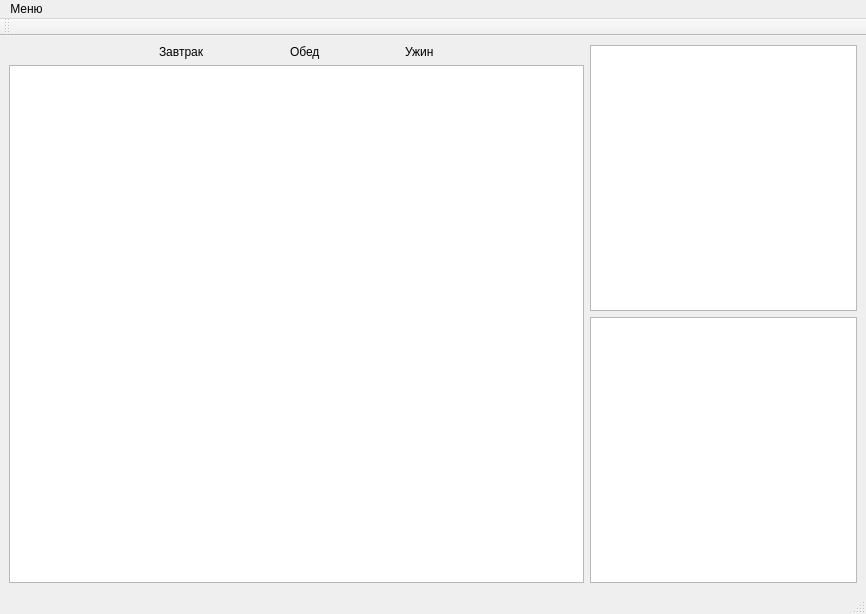
Before: the Qt Designer form planwindow.ui in SammyVimes/IDP-Strikes-back, drawn with Qt 5.
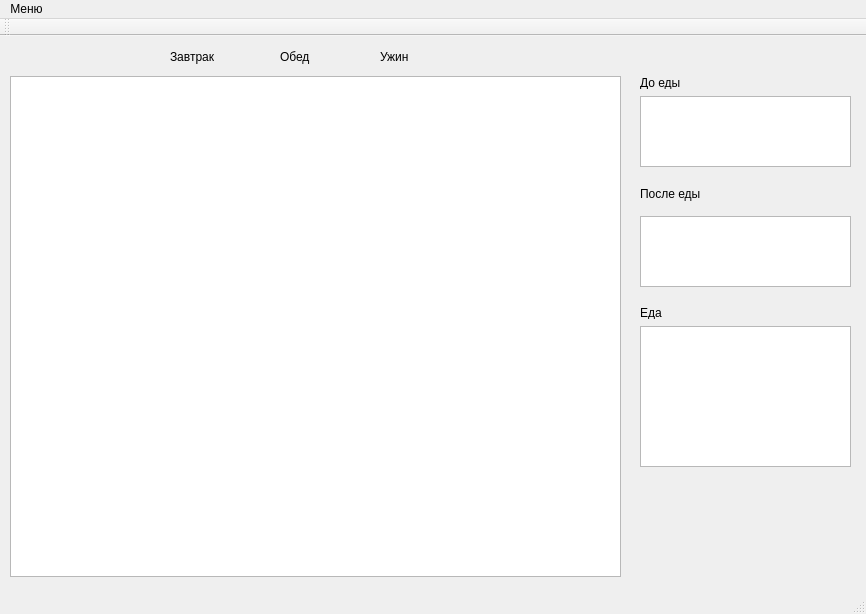
After: the same form once the commit is applied.

```diff
--- a/planwindow.ui
+++ b/planwindow.ui
@@ -14,59 +14,124 @@
    <string>MainWindow</string>
   </property>
   <widget class="QWidget" name="centralWidget">
-   <layout class="QHBoxLayout" name="horizontalLayout_2">
-    <item>
-     <layout class="QVBoxLayout" name="verticalLayout">
-      <item>
-       <layout class="QHBoxLayout" name="horizontalLayout">
-        <property name="spacing">
-         <number>85</number>
-        </property>
-        <property name="leftMargin">
-         <number>150</number>
-        </property>
-        <property name="rightMargin">
-         <number>150</number>
-        </property>
-        <item>
-         <widget class="QLabel" name="label">
-          <property name="text">
-           <string>Завтрак</string>
-          </property>
-         </widget>
-        </item>
-        <item>
-         <widget class="QLabel" name="label_2">
-          <property name="text">
-           <string>Обед</string>
-          </property>
-         </widget>
-        </item>
-        <item>
-         <widget class="QLabel" name="label_3">
-          <property name="text">
-           <string>Ужин</string>
-          </property>
-         </widget>
-        </item>
-       </layout>
-      </item>
-      <item>
-       <widget class="QGraphicsView" name="graphicsView"/>
-      </item>
-     </layout>
-    </item>
-    <item>
-     <layout class="QVBoxLayout" name="verticalLayout_2">
-      <item>
-       <widget class="QListWidget" name="listWidget"/>
-      </item>
-      <item>
-       <widget class="QPlainTextEdit" name="plainTextEdit"/>
-      </item>
-     </layout>
-    </item>
-   </layout>
+   <widget class="QGraphicsView" name="graphicsView">
+    <property name="geometry">
+     <rect>
+      <x>10</x>
+      <y>40</y>
+      <width>611</width>
+      <height>501</height>
+     </rect>
+    </property>
+   </widget>
+   <widget class="QLabel" name="label">
+    <property name="geometry">
+     <rect>
+      <x>170</x>
+      <y>10</y>
+      <width>61</width>
+      <height>21</height>
+     </rect>
+    </property>
+    <property name="text">
+     <string>Завтрак</string>
+    </property>
+   </widget>
+   <widget class="QLabel" name="label_2">
+    <property name="geometry">
+     <rect>
+      <x>280</x>
+      <y>10</y>
+      <width>41</width>
+      <height>21</height>
+     </rect>
+    </property>
+    <property name="text">
+     <string>Обед</string>
+    </property>
+   </widget>
+   <widget class="QLabel" name="label_3">
+    <property name="geometry">
+     <rect>
+      <x>380</x>
+      <y>10</y>
+      <width>41</width>
+      <height>21</height>
+     </rect>
+    </property>
+    <property name="text">
+     <string>Ужин</string>
+    </property>
+   </widget>
+   <widget class="QLabel" name="label_4">
+    <property name="geometry">
+     <rect>
+      <x>640</x>
+      <y>40</y>
+      <width>47</width>
+      <height>13</height>
+     </rect>
+    </property>
+    <property name="text">
+     <string>До еды</string>
+    </property>
+   </widget>
+   <widget class="QLabel" name="label_5">
+    <property name="geometry">
+     <rect>
+      <x>640</x>
+      <y>150</y>
+      <width>61</width>
+      <height>16</height>
+     </rect>
+    </property>
+    <property name="text">
+     <string>После еды</string>
+    </property>
+   </widget>
+   <widget class="QLabel" name="label_6">
+    <property name="geometry">
+     <rect>
+      <x>640</x>
+      <y>270</y>
+      <width>47</width>
+      <height>13</height>
+     </rect>
+    </property>
+    <property name="text">
+     <string>Еда</string>
+    </property>
+   </widget>
+   <widget class="QTextBrowser" name="foodDesc">
+    <property name="geometry">
+     <rect>
+      <x>640</x>
+      <y>290</y>
+      <width>211</width>
+      <height>141</height>
+     </rect>
+    </property>
+   </widget>
+   <widget class="QTextBrowser" name="pillAfterDesc">
+    <property name="geometry">
+     <rect>
+      <x>640</x>
+      <y>180</y>
+      <width>211</width>
+      <height>71</height>
+     </rect>
+    </property>
+   </widget>
+   <widget class="QTextBrowser" name="pillBeforeDesc">
+    <property name="geometry">
+     <rect>
+      <x>640</x>
+      <y>60</y>
+      <width>211</width>
+      <height>71</height>
+     </rect>
+    </property>
+   </widget>
   </widget>
   <widget class="QMenuBar" name="menuBar">
    <property name="geometry">
```
